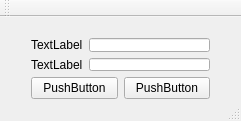
First picture: the form in Client/ChatClient/authorization.ui, repository melalex/QtChat, before the edit.
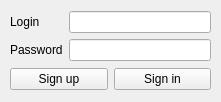
Second picture: the form after the edit.

```diff
--- a/Client/ChatClient/authorization.ui
+++ b/Client/ChatClient/authorization.ui
@@ -1,23 +1,22 @@
 <?xml version="1.0" encoding="UTF-8"?>
 <ui version="4.0">
  <class>Authorization</class>
- <widget class="QMainWindow" name="Authorization">
+ <widget class="QWidget" name="Authorization">
   <property name="geometry">
    <rect>
     <x>0</x>
     <y>0</y>
-    <width>241</width>
-    <height>121</height>
+    <width>221</width>
+    <height>102</height>
    </rect>
   </property>
   <property name="windowTitle">
    <string>Authorization</string>
   </property>
-  <widget class="QWidget" name="centralWidget">
-   <widget class="QWidget" name="">
+  <widget class="QWidget" name="layoutWidget">
     <property name="geometry">
      <rect>
-      <x>20</x>
+     <x>10</x>
       <y>10</y>
       <width>201</width>
       <height>83</height>
@@ -31,14 +30,14 @@
          <item>
           <widget class="QLabel" name="label">
            <property name="text">
-            <string>TextLabel</string>
+           <string>Login</string>
            </property>
           </widget>
          </item>
          <item>
           <widget class="QLabel" name="label_2">
            <property name="text">
-            <string>TextLabel</string>
+           <string>Password</string>
            </property>
           </widget>
          </item>
@@ -61,14 +60,14 @@
        <item>
         <widget class="QPushButton" name="pushButton_2">
          <property name="text">
-          <string>PushButton</string>
+         <string>Sign up</string>
          </property>
         </widget>
        </item>
        <item>
         <widget class="QPushButton" name="pushButton">
          <property name="text">
-          <string>PushButton</string>
+         <string>Sign in</string>
          </property>
         </widget>
        </item>
@@ -77,27 +76,6 @@
     </layout>
    </widget>
   </widget>
-  <widget class="QMenuBar" name="menuBar">
-   <property name="geometry">
-    <rect>
-     <x>0</x>
-     <y>0</y>
-     <width>241</width>
-     <height>21</height>
-    </rect>
-   </property>
-  </widget>
-  <widget class="QToolBar" name="mainToolBar">
-   <attribute name="toolBarArea">
-    <enum>TopToolBarArea</enum>
-   </attribute>
-   <attribute name="toolBarBreak">
-    <bool>false</bool>
-   </attribute>
-  </widget>
-  <widget class="QStatusBar" name="statusBar"/>
- </widget>
- <layoutdefault spacing="6" margin="11"/>
  <resources/>
  <connections/>
 </ui>
```
Left out of the diff: 2 changed lines with no effect on the pictures. Lines whose indentation alone changed are shown as unchanged.
